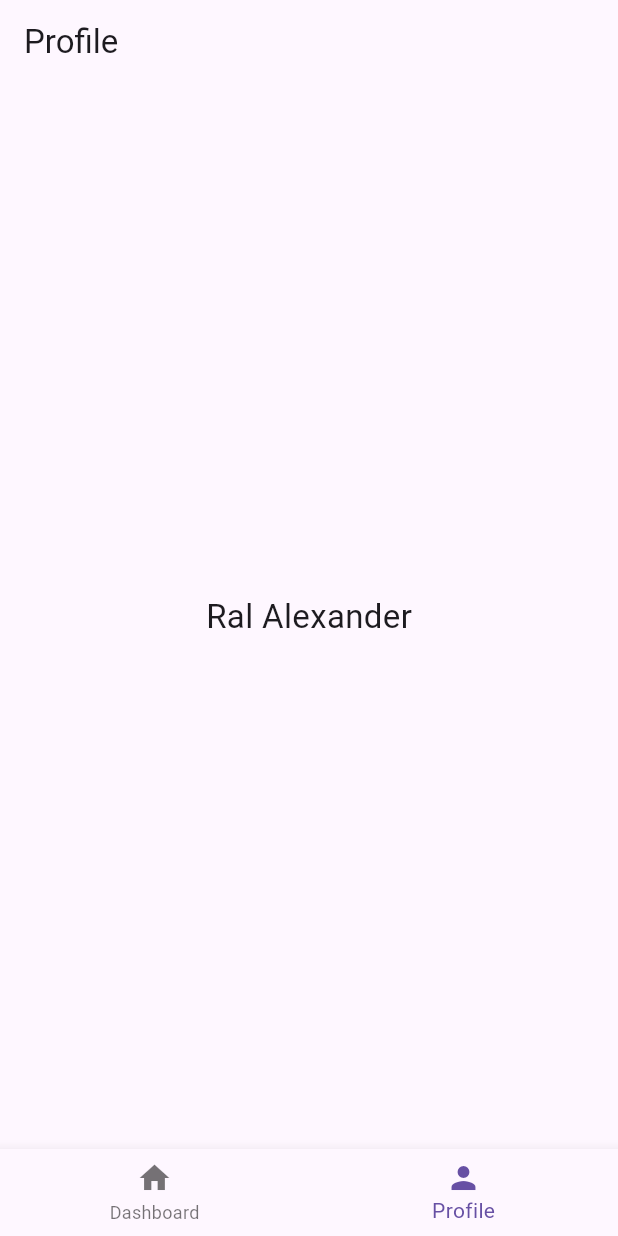
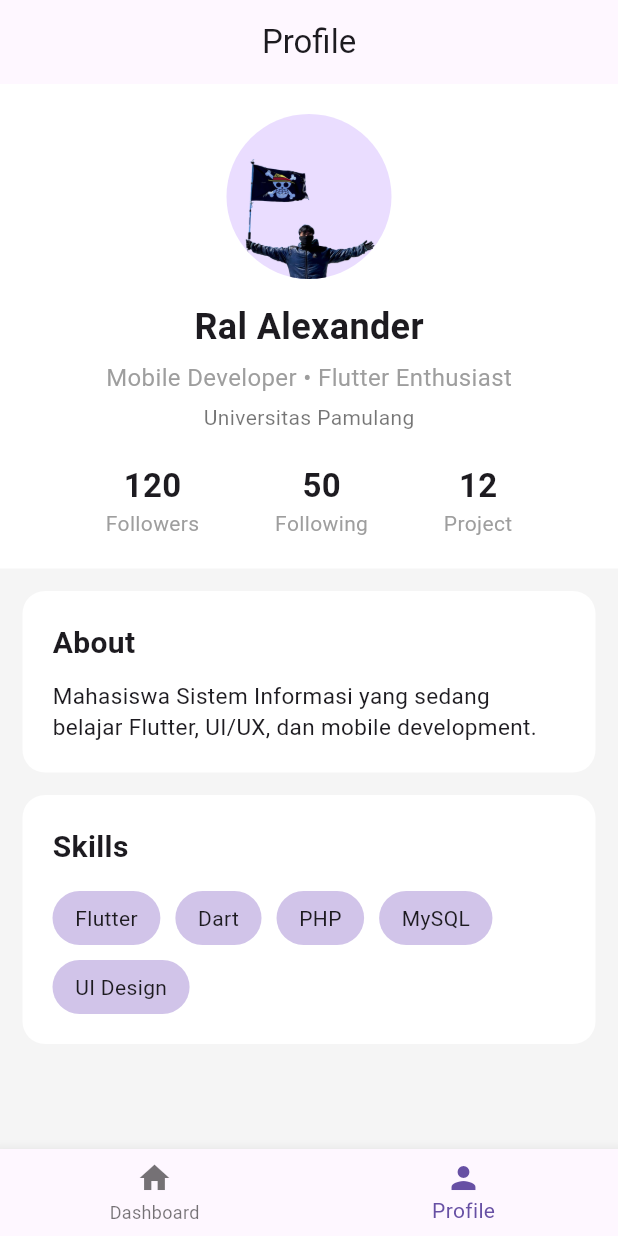
Before and after one commit to alexxtsuji/alexprojectsmt4mp, a Flutter app: the screen it shows after launch, item 2 of the bottom bar chosen, on a phone screen of 412 x 824 dp. Run offline on Flutter 3.47's test engine with Material 3 defaults, Android fonts, the phone set to English and light mode, and no system bars; our stand-ins replace fluttertoast.

Commit message:
update profile modern UI

```diff
--- a/lib/page/profile.dart
+++ b/lib/page/profile.dart
@@ -6,16 +6,218 @@ class ProfilePage extends StatelessWidget {
   @override
   Widget build(BuildContext context) {
     return Scaffold(
+      backgroundColor: Colors.grey[100],
+
       appBar: AppBar(
         title: const Text("Profile"),
+        centerTitle: true,
       ),
 
-      body: const Center(
-        child: Text(
-          "Ral Alexander",
-          style: TextStyle(fontSize: 22),
+      body: SingleChildScrollView(
+        child: Column(
+          children: [
+
+            Container(
+              width: double.infinity,
+              padding: const EdgeInsets.all(20),
+
+              decoration: const BoxDecoration(
+                color: Colors.white,
+              ),
+
+              child: Column(
+                children: [
+
+                  const CircleAvatar(
+                    radius: 55,
+                    backgroundImage: AssetImage(
+                    "assets/images/profile.jpg",
+                    ),
+                  ),
+
+                  const SizedBox(height: 15),
+
+                  const Text(
+                    "Ral Alexander",
+                    style: TextStyle(
+                      fontSize: 24,
+                      fontWeight: FontWeight.bold,
+                    ),
+                  ),
+
+                  const SizedBox(height: 5),
+
+                  const Text(
+                    "Mobile Developer • Flutter Enthusiast",
+                    style: TextStyle(
+                      color: Colors.grey,
+                      fontSize: 16,
+                    ),
+                  ),
+
+                  const SizedBox(height: 5),
+
+                  const Text(
+                    "Universitas Pamulang",
+                    style: TextStyle(
+                      color: Colors.black54,
+                    ),
+                  ),
+
+                  const SizedBox(height: 20),
+
+                  Row(
+                    mainAxisAlignment:
+                        MainAxisAlignment.spaceEvenly,
+
+                    children: [
+
+                      _buildInfo("120", "Followers"),
+
+                      _buildInfo("50", "Following"),
+
+                      _buildInfo("12", "Project"),
+                    ],
+                  ),
+                ],
+              ),
+            ),
+
+            const SizedBox(height: 15),
+
+            Container(
+              width: double.infinity,
+              margin: const EdgeInsets.symmetric(
+                horizontal: 15,
+              ),
+
+              padding: const EdgeInsets.all(20),
+
+              decoration: BoxDecoration(
+                color: Colors.white,
+                borderRadius:
+                    BorderRadius.circular(15),
+              ),
+
+              child: const Column(
+                crossAxisAlignment:
+                    CrossAxisAlignment.start,
+
+                children: [
+
+                  Text(
+                    "About",
+                    style: TextStyle(
+                      fontSize: 20,
+                      fontWeight: FontWeight.bold,
+                    ),
+                  ),
+
+                  SizedBox(height: 10),
+
+                  Text(
+                    "Mahasiswa Sistem Informasi yang sedang belajar Flutter, UI/UX, dan mobile development.",
+                    style: TextStyle(
+                      fontSize: 15,
+                    ),
+                  ),
+                ],
+              ),
+            ),
+
+            const SizedBox(height: 15),
+
+            Container(
+              width: double.infinity,
+              margin: const EdgeInsets.symmetric(
+                horizontal: 15,
+              ),
+
+              padding: const EdgeInsets.all(20),
+
+              decoration: BoxDecoration(
+                color: Colors.white,
+                borderRadius:
+                    BorderRadius.circular(15),
+              ),
+
+              child: Column(
+                crossAxisAlignment:
+                    CrossAxisAlignment.start,
+
+                children: [
+
+                  const Text(
+                    "Skills",
+                    style: TextStyle(
+                      fontSize: 20,
+                      fontWeight: FontWeight.bold,
+                    ),
+                  ),
+
+                  const SizedBox(height: 15),
+
+                  Wrap(
+                    spacing: 10,
+                    runSpacing: 10,
+
+                    children: [
+                      _buildSkill("Flutter"),
+                      _buildSkill("Dart"),
+                      _buildSkill("PHP"),
+                      _buildSkill("MySQL"),
+                      _buildSkill("UI Design"),
+                    ],
+                  ),
+                ],
+              ),
+            ),
+
+            const SizedBox(height: 20),
+          ],
         ),
       ),
     );
   }
+
+  static Widget _buildInfo(
+      String value,
+      String label,
+      ) {
+    return Column(
+      children: [
+
+        Text(
+          value,
+          style: const TextStyle(
+            fontSize: 22,
+            fontWeight: FontWeight.bold,
+          ),
+        ),
+
+        Text(
+          label,
+          style: const TextStyle(
+            color: Colors.grey,
+          ),
+        ),
+      ],
+    );
+  }
+
+  static Widget _buildSkill(String skill) {
+    return Container(
+      padding: const EdgeInsets.symmetric(
+        horizontal: 15,
+        vertical: 8,
+      ),
+
+      decoration: BoxDecoration(
+        color: Colors.deepPurple.shade100,
+        borderRadius: BorderRadius.circular(20),
+      ),
+
+      child: Text(skill),
+    );
+  }
 }
--- a/pubspec.yaml
+++ b/pubspec.yaml
@@ -57,6 +57,8 @@ flutter:
   # included with your application, so that you can use the icons in
   # the material Icons class.
   uses-material-design: true
+  assets:
+  - assets/images/profile.jpg
 
   # To add assets to your application, add an assets section, like this:
   # assets:
```
Also changed, not shown: assets/images/profile.jpg (added).
